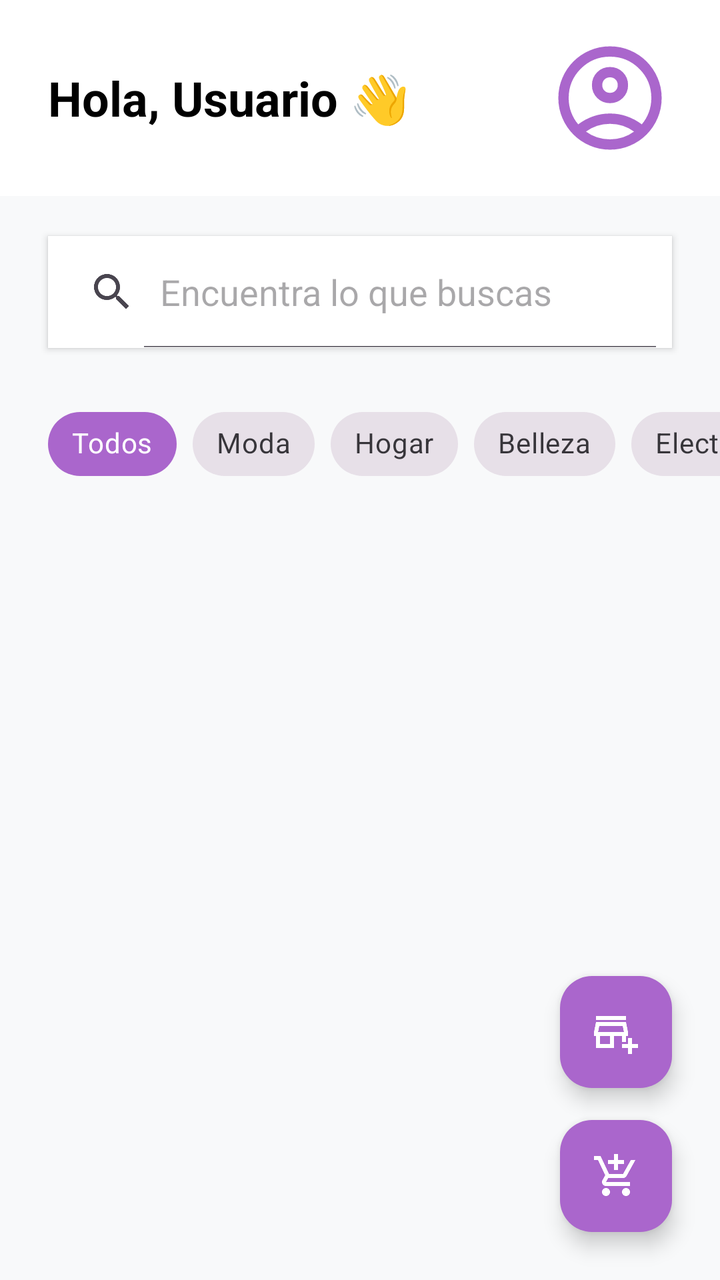
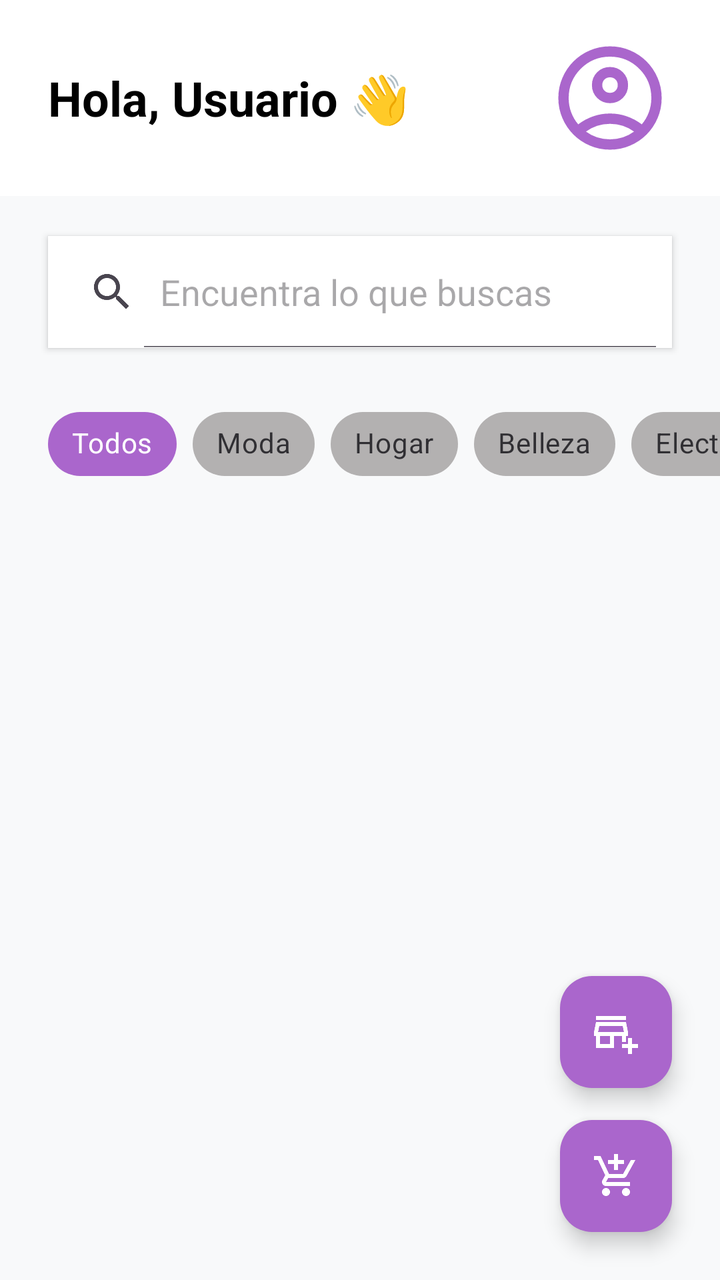

Before-and-after screenshots of an Android layout around one commit, followed by the original layout XML and the change that was made.
<!-- AndroidManifest.xml: application theme Theme.ProyectoIntermodularTFG -->
<!-- res/layout/activity_pantalla_principal.xml -->
<?xml version="1.0" encoding="utf-8"?>
<androidx.constraintlayout.widget.ConstraintLayout xmlns:android="http://schemas.android.com/apk/res/android"
    xmlns:app="http://schemas.android.com/apk/res-auto"
    xmlns:tools="http://schemas.android.com/tools"
    android:id="@+id/main"
    android:layout_width="match_parent"
    android:layout_height="match_parent"
    android:background="#F8F9FA"
    android:fitsSystemWindows="true"
    tools:context=".vista.Pantalla_principal">

    <LinearLayout
        android:layout_width="match_parent"
        android:layout_height="match_parent"
        android:orientation="vertical">

        <RelativeLayout
            android:id="@+id/layoutHeader"
            android:layout_width="match_parent"
            android:layout_height="wrap_content"
            android:paddingHorizontal="24dp"
            android:paddingTop="16dp"
            android:paddingBottom="20dp"
            android:background="@color/white">

            <LinearLayout
                android:layout_width="wrap_content"
                android:layout_height="wrap_content"
                android:layout_alignParentStart="true"
                android:layout_centerVertical="true"
                android:layout_toStartOf="@+id/ivUserProfile"
                android:orientation="vertical">

                <TextView
                    android:id="@+id/tvBienvenida"
                    android:layout_width="wrap_content"
                    android:layout_height="wrap_content"
                    android:text="Hola, Usuario 👋"
                    android:textColor="@color/black"
                    android:textSize="24sp"
                    android:textStyle="bold" />
            </LinearLayout>

            <ImageView
                android:id="@+id/ivUserProfile"
                android:layout_width="62dp"
                android:layout_height="62dp"
                android:layout_alignParentEnd="true"
                android:layout_centerVertical="true"
                android:contentDescription="Ir al perfil"
                android:scaleType="fitCenter"
                android:src="@drawable/outline_account_circle"
                app:tint="@android:color/holo_purple" />
        </RelativeLayout>

        <SearchView
            android:id="@+id/searchProducts"
            android:layout_width="match_parent"
            android:layout_height="56dp"
            android:layout_marginStart="24dp"
            android:layout_marginEnd="24dp"
            android:layout_marginTop="20dp"
            android:layout_marginBottom="24dp"
            android:elevation="2dp"
            android:background="@android:color/white"
            android:iconifiedByDefault="false"
            android:queryHint="Encuentra lo que buscas" />

        <HorizontalScrollView
            android:id="@+id/scrollCategorias"
            android:layout_width="match_parent"
            android:layout_height="wrap_content"
            android:layout_marginBottom="16dp"
            android:scrollbars="none">

            <com.google.android.material.chip.ChipGroup
                android:id="@+id/chipGroupCategorias"
                android:layout_width="wrap_content"
                android:layout_height="wrap_content"
                android:paddingStart="24dp"
                android:paddingEnd="24dp"
                app:singleLine="true"
                app:singleSelection="true">

                <com.google.android.material.chip.Chip
                    android:id="@+id/chipTodos"
                    style="@style/Widget.MaterialComponents.Chip.Choice"
                    android:layout_width="wrap_content"
                    android:layout_height="wrap_content"
                    android:checked="true"
                    android:text="Todos"
                    app:chipBackgroundColor="@android:color/holo_purple"
                    android:textColor="@color/white" />

                <com.google.android.material.chip.Chip
                    android:id="@+id/chipModa"
                    style="@style/Widget.MaterialComponents.Chip.Choice"
                    android:layout_width="wrap_content"
                    android:layout_height="wrap_content"
                    android:text="Moda" />

                <com.google.android.material.chip.Chip
                    android:id="@+id/chipHogar"
                    style="@style/Widget.MaterialComponents.Chip.Choice"
                    android:layout_width="wrap_content"
                    android:layout_height="wrap_content"
                    android:text="Hogar" />

                <com.google.android.material.chip.Chip
                    android:id="@+id/chipBelleza"
                    style="@style/Widget.MaterialComponents.Chip.Choice"
                    android:layout_width="wrap_content"
                    android:layout_height="wrap_content"
                    android:text="Belleza" />

                <com.google.android.material.chip.Chip
                    android:id="@+id/chipElectronica"
                    style="@style/Widget.MaterialComponents.Chip.Choice"
                    android:layout_width="wrap_content"
                    android:layout_height="wrap_content"
                    android:text="Electrónica" />
            </com.google.android.material.chip.ChipGroup>
        </HorizontalScrollView>

        <androidx.recyclerview.widget.RecyclerView
            android:id="@+id/rvProducts"
            android:layout_width="match_parent"
            android:layout_height="0dp"
            android:layout_weight="1"
            android:paddingHorizontal="16dp"
            android:clipToPadding="false"
            app:layoutManager="androidx.recyclerview.widget.GridLayoutManager"
            app:spanCount="2"
            tools:listitem="@layout/recycler_view_item_pantalla_principal" />

    </LinearLayout>

    <com.google.android.material.floatingactionbutton.FloatingActionButton
        android:id="@+id/fabCart"
        android:layout_width="wrap_content"
        android:layout_height="wrap_content"
        android:layout_margin="24dp"
        android:src="@drawable/outline_add_shopping_cart_24"
        app:backgroundTint="@android:color/holo_purple"
        app:layout_constraintBottom_toBottomOf="parent"
        app:layout_constraintEnd_toEndOf="parent"
        app:tint="@color/white"
        android:contentDescription="Ir al carrito" />

    <com.google.android.material.floatingactionbutton.FloatingActionButton
        android:id="@+id/fabSell"
        android:layout_width="wrap_content"
        android:layout_height="wrap_content"
        android:layout_marginBottom="16dp"
        android:contentDescription="Publicar producto"
        android:src="@drawable/outline_add_business_24"
        app:backgroundTint="@android:color/holo_purple"
        app:fabSize="mini"
        app:layout_constraintBottom_toTopOf="@+id/fabCart"
        app:layout_constraintEnd_toEndOf="@+id/fabCart"
        app:layout_constraintStart_toStartOf="@+id/fabCart"
        app:tint="@android:color/white" />

    <include
        android:id="@+id/detalle_producto_overlay"
        layout="@layout/layout_detalle_producto_pantalla_principal"
        android:layout_width="match_parent"
        android:layout_height="match_parent"
        android:visibility="gone" />

</androidx.constraintlayout.widget.ConstraintLayout>
<!-- res/layout/recycler_view_item_pantalla_principal.xml (included above) -->
<?xml version="1.0" encoding="utf-8"?>
<com.google.android.material.card.MaterialCardView xmlns:android="http://schemas.android.com/apk/res/android"
    xmlns:app="http://schemas.android.com/apk/res-auto"
    android:layout_width="match_parent"
    android:layout_height="wrap_content"
    android:layout_margin="8dp"
    app:cardCornerRadius="12dp"
    app:cardElevation="4dp"
    app:cardBackgroundColor="@color/white">

  <LinearLayout
      android:layout_width="match_parent"
      android:layout_height="wrap_content"
      android:orientation="vertical">

    <ImageView
        android:id="@+id/ivProductoImagen"
        android:layout_width="match_parent"
        android:layout_height="180dp"
        android:scaleType="centerCrop" />

    <LinearLayout
        android:layout_width="match_parent"
        android:layout_height="wrap_content"
        android:orientation="vertical"
        android:padding="12dp">

      <TextView
          android:id="@+id/tvProductoNombre"
          android:layout_width="match_parent"
          android:layout_height="wrap_content"
          android:ellipsize="end"
          android:maxLines="2"
          android:text="Nombre del Producto muy largo para probar"
          android:textColor="@color/black"
          android:textSize="16sp"
          android:textStyle="bold" />

      <TextView
          android:id="@+id/tvProductoCategoria"
          android:layout_width="wrap_content"
          android:layout_height="wrap_content"
          android:layout_marginTop="4dp"
          android:text="Categoría: Moda"
          android:textColor="@android:color/darker_gray"
          android:textSize="12sp" />

      <RelativeLayout
          android:layout_width="match_parent"
          android:layout_height="wrap_content"
          android:layout_marginTop="8dp">

        <TextView
            android:id="@+id/tvProductoPrecio"
            android:layout_width="wrap_content"
            android:layout_height="wrap_content"
            android:layout_alignParentStart="true"
            android:layout_centerVertical="true"
            android:text="29.99 €"
            android:textColor="@color/black"
            android:textSize="18sp"
            android:textStyle="bold" />

      </RelativeLayout>

    </LinearLayout>
  </LinearLayout>
</com.google.android.material.card.MaterialCardView>
<!-- res/layout/layout_detalle_producto_pantalla_principal.xml (included above) -->
<?xml version="1.0" encoding="utf-8"?>
<ScrollView xmlns:android="http://schemas.android.com/apk/res/android"
    xmlns:app="http://schemas.android.com/apk/res-auto"
    android:layout_width="match_parent"
    android:layout_height="match_parent"
    android:fillViewport="true"
    android:background="#CC000000"
    android:clickable="true"
    android:focusable="true">

    <LinearLayout
        android:layout_width="match_parent"
        android:layout_height="wrap_content"
        android:orientation="vertical"
        android:padding="24dp"
        android:layout_marginTop="50dp"
        android:layout_marginHorizontal="16dp"
        android:background="@drawable/redondeado_de_ventanas"
        android:elevation="8dp">

        <RelativeLayout
            android:layout_width="match_parent"
            android:layout_height="320dp">

            <com.google.android.material.card.MaterialCardView
                android:layout_width="match_parent"
                android:layout_height="match_parent"
                app:cardCornerRadius="24dp"
                app:cardElevation="0dp">

                <ImageView
                    android:id="@+id/ivDetalleImagen"
                    android:layout_width="match_parent"
                    android:layout_height="match_parent"
                    android:scaleType="centerCrop" />
            </com.google.android.material.card.MaterialCardView>

            <ImageButton
                android:id="@+id/btnCerrarDetalle"
                android:layout_width="40dp"
                android:layout_height="40dp"
                android:layout_alignParentEnd="true"
                android:layout_alignParentTop="true"
                android:layout_margin="12dp"
                android:src="@android:drawable/ic_menu_close_clear_cancel"
                app:tint="@color/black"
                android:elevation="5dp"
                android:contentDescription="Cerrar detalle" />
        </RelativeLayout>

        <TextView
            android:id="@+id/tvDetalleNombre"
            android:layout_width="match_parent"
            android:layout_height="wrap_content"
            android:layout_marginTop="20dp"
            android:textColor="@color/black"
            android:textSize="28sp"
            android:textStyle="bold"
            android:text="Nombre del Producto" />

        <LinearLayout
            android:layout_width="match_parent"
            android:layout_height="wrap_content"
            android:orientation="horizontal"
            android:gravity="center_vertical"
            android:layout_marginTop="4dp">

            <RatingBar
                android:id="@+id/rbMediaValoracion"
                style="?android:attr/ratingBarStyleSmall"
                android:layout_width="wrap_content"
                android:layout_height="wrap_content"
                android:numStars="5"
                android:rating="0"
                android:isIndicator="true"
                android:progressTint="#FFD700" />

            <TextView
                android:id="@+id/tvNumValoraciones"
                android:layout_width="wrap_content"
                android:layout_height="wrap_content"
                android:layout_marginStart="8dp"
                android:text="(0 valoraciones)"
                android:textColor="#888888"
                android:textSize="12sp" />
        </LinearLayout>

        <LinearLayout
            android:layout_width="match_parent"
            android:layout_height="wrap_content"
            android:orientation="horizontal"
            android:gravity="center_vertical"
            android:layout_marginTop="8dp">

            <TextView
                android:id="@+id/tvDetallePrecio"
                android:layout_width="wrap_content"
                android:layout_height="wrap_content"
                android:textColor="@android:color/holo_purple"
                android:textSize="24sp"
                android:textStyle="bold"
                android:text="0.00 €" />

            <View
                android:layout_width="0dp"
                android:layout_height="0dp"
                android:layout_weight="1" />

            <TextView
                android:id="@+id/tvDetalleCategoria"
                android:layout_width="wrap_content"
                android:layout_height="wrap_content"
                android:paddingHorizontal="12dp"
                android:paddingVertical="6dp"
                android:textColor="@android:color/holo_purple"
                android:textSize="12sp"
                android:textStyle="bold"
                android:text="CATEGORÍA" />
        </LinearLayout>

        <LinearLayout
            android:layout_width="match_parent"
            android:layout_height="wrap_content"
            android:orientation="horizontal"
            android:layout_marginTop="16dp"
            android:gravity="center_vertical">

            <ImageView
                android:layout_width="20dp"
                android:layout_height="20dp"
                android:src="@android:drawable/ic_menu_myplaces"
                app:tint="#666666" />

            <TextView
                android:id="@+id/tvDetalleVendedor"
                android:layout_width="wrap_content"
                android:layout_height="wrap_content"
                android:layout_marginStart="8dp"
                android:text="Vendido por: Usuario"
                android:textColor="#666666"
                android:textSize="14sp" />
        </LinearLayout>

        <View
            android:layout_width="match_parent"
            android:layout_height="1dp"
            android:background="#DDDDDD"
            android:layout_marginVertical="20dp" />

        <TextView
            android:id="@+id/tvDetalleStock"
            android:layout_width="match_parent"
            android:layout_height="wrap_content"
            android:text="Stock disponible: 0 unidades"
            android:textColor="@color/black"
            android:textSize="14sp" />

        <TextView
            android:id="@+id/tvAlertaStock"
            android:layout_width="match_parent"
            android:layout_height="wrap_content"
            android:text="¡Últimas unidades disponibles!"
            android:textColor="#E53935"
            android:textSize="12sp"
            android:textStyle="bold"
            android:visibility="gone" />

        <TextView
            android:layout_width="match_parent"
            android:layout_height="wrap_content"
            android:layout_marginTop="20dp"
            android:text="Descripción"
            android:textStyle="bold"
            android:textColor="@color/black"
            android:textSize="18sp" />

        <TextView
            android:id="@+id/tvDetalleDescripcion"
            android:layout_width="match_parent"
            android:layout_height="wrap_content"
            android:layout_marginTop="8dp"
            android:lineSpacingExtra="4dp"
            android:textColor="#555555"
            android:textSize="15sp"
            android:text="Breve descripción del producto..." />

        <View
            android:layout_width="match_parent"
            android:layout_height="1dp"
            android:background="#EEEEEE"
            android:layout_marginTop="24dp" />

        <TextView
            android:layout_width="match_parent"
            android:layout_height="wrap_content"
            android:layout_marginTop="16dp"
            android:text="¿Qué te ha parecido este producto?"
            android:textAlignment="center"
            android:textStyle="italic"
            android:textColor="@color/black"
            android:textSize="14sp" />

        <RatingBar
            android:id="@+id/rbUsuarioValoracion"
            android:layout_width="wrap_content"
            android:layout_height="wrap_content"
            android:layout_gravity="center_horizontal"
            android:layout_marginTop="8dp"
            android:numStars="5"
            android:stepSize="1"
            android:progressTint="@android:color/holo_purple" />

        <com.google.android.material.button.MaterialButton
            android:id="@+id/btnAgregarAlCarrito"
            android:layout_width="match_parent"
            android:layout_height="60dp"
            android:layout_marginTop="24dp"
            android:text="AÑADIR AL CARRITO"
            android:textStyle="bold"
            app:cornerRadius="16dp"
            app:backgroundTint="@android:color/holo_purple" />

        <View
            android:layout_width="match_parent"
            android:layout_height="100dp"
            android:background="@android:color/transparent" />

    </LinearLayout>
</ScrollView>
<!-- resources referenced by this layout -->
<resources>
  <color name="black">#FF000000</color>
  <color name="white">#FFFFFFFF</color>
  <!-- drawable outline_account_circle (drawable) -->
  <vector xmlns:android="http://schemas.android.com/apk/res/android" android:height="24dp" android:tint="#000000" android:viewportHeight="960" android:viewportWidth="960" android:width="24dp">
        
      <path android:fillColor="@android:color/white" android:pathData="M234,684Q285,645 348,622.5Q411,600 480,600Q549,600 612,622.5Q675,645 726,684Q761,643 780.5,591Q800,539 800,480Q800,347 706.5,253.5Q613,160 480,160Q347,160 253.5,253.5Q160,347 160,480Q160,539 179.5,591Q199,643 234,684ZM380.5,479.5Q340,439 340,380Q340,321 380.5,280.5Q421,240 480,240Q539,240 579.5,280.5Q620,321 620,380Q620,439 579.5,479.5Q539,520 480,520Q421,520 380.5,479.5ZM480,880Q397,880 324,848.5Q251,817 197,763Q143,709 111.5,636Q80,563 80,480Q80,397 111.5,324Q143,251 197,197Q251,143 324,111.5Q397,80 480,80Q563,80 636,111.5Q709,143 763,197Q817,251 848.5,324Q880,397 880,480Q880,563 848.5,636Q817,709 763,763Q709,817 636,848.5Q563,880 480,880ZM580,784.5Q627,769 666,740Q627,711 580,695.5Q533,680 480,680Q427,680 380,695.5Q333,711 294,740Q333,769 380,784.5Q427,800 480,800Q533,800 580,784.5ZM523,423Q540,406 540,380Q540,354 523,337Q506,320 480,320Q454,320 437,337Q420,354 420,380Q420,406 437,423Q454,440 480,440Q506,440 523,423ZM480,380Q480,380 480,380Q480,380 480,380Q480,380 480,380Q480,380 480,380Q480,380 480,380Q480,380 480,380Q480,380 480,380Q480,380 480,380ZM480,740Q480,740 480,740Q480,740 480,740Q480,740 480,740Q480,740 480,740Q480,740 480,740Q480,740 480,740Q480,740 480,740Q480,740 480,740Z"/>
      
  </vector>
  <!-- drawable outline_add_business_24 (drawable) -->
  <vector xmlns:android="http://schemas.android.com/apk/res/android" android:height="24dp" android:tint="#000000" android:viewportHeight="960" android:viewportWidth="960" android:width="24dp">
        
      <path android:fillColor="@android:color/white" android:pathData="M720,920L720,800L600,800L600,720L720,720L720,600L800,600L800,720L920,720L920,800L800,800L800,920L720,920ZM80,800L80,560L40,560L40,480L80,280L680,280L720,480L720,560L680,560L680,680L600,680L600,560L440,560L440,800L80,800ZM160,720L360,720L360,560L160,560L160,720ZM122,480L122,480L638,480L638,480L122,480ZM80,240L80,160L680,160L680,240L80,240ZM122,480L638,480L614,360L146,360L122,480Z"/>
      
  </vector>
  <!-- drawable outline_add_shopping_cart_24 (drawable) -->
  <vector xmlns:android="http://schemas.android.com/apk/res/android" android:height="24dp" android:tint="#000000" android:viewportHeight="960" android:viewportWidth="960" android:width="24dp">
        
      <path android:fillColor="@android:color/white" android:pathData="M440,360L440,240L320,240L320,160L440,160L440,40L520,40L520,160L640,160L640,240L520,240L520,360L440,360ZM223.5,856.5Q200,833 200,800Q200,767 223.5,743.5Q247,720 280,720Q313,720 336.5,743.5Q360,767 360,800Q360,833 336.5,856.5Q313,880 280,880Q247,880 223.5,856.5ZM623.5,856.5Q600,833 600,800Q600,767 623.5,743.5Q647,720 680,720Q713,720 736.5,743.5Q760,767 760,800Q760,833 736.5,856.5Q713,880 680,880Q647,880 623.5,856.5ZM40,160L40,80L171,80L341,440L621,440Q621,440 621,440Q621,440 621,440L777,160L868,160L692,478Q681,498 662.5,509Q644,520 622,520L324,520L280,600Q280,600 280,600Q280,600 280,600L760,600L760,680L280,680Q235,680 211.5,641Q188,602 210,562L264,464L120,160L40,160Z"/>
      
  </vector>
  <!-- drawable redondeado_de_ventanas (drawable) -->
  <?xml version="1.0" encoding="utf-8"?>
  <shape xmlns:android="http://schemas.android.com/apk/res/android">
      <solid android:color="@android:color/white" />
      <corners
          android:topLeftRadius="30dp"
          android:topRightRadius="30dp" />
  </shape>
  <style name="Theme.ProyectoIntermodularTFG" parent="Base.Theme.ProyectoIntermodularTFG" />
  <style name="Base.Theme.ProyectoIntermodularTFG" parent="Theme.Material3.DayNight.NoActionBar">
          
          
      </style>
</resources>

<!-- the commit's change to res/layout/activity_pantalla_principal.xml (unified diff, before → after) -->
@@ -64,7 +64,8 @@
             android:elevation="2dp"
             android:background="@android:color/white"
             android:iconifiedByDefault="false"
-            android:queryHint="Encuentra lo que buscas" />
+            android:queryHint="Encuentra lo que buscas"
+            android:textColor="@color/cardview_dark_background"/>
 
         <HorizontalScrollView
             android:id="@+id/scrollCategorias"
@@ -97,6 +98,7 @@
                     style="@style/Widget.MaterialComponents.Chip.Choice"
                     android:layout_width="wrap_content"
                     android:layout_height="wrap_content"
+                    android:backgroundTint="#B3B1B1"
                     android:text="Moda" />
 
                 <com.google.android.material.chip.Chip
@@ -104,6 +106,7 @@
                     style="@style/Widget.MaterialComponents.Chip.Choice"
                     android:layout_width="wrap_content"
                     android:layout_height="wrap_content"
+                    android:backgroundTint="#B3B1B1"
                     android:text="Hogar" />
 
                 <com.google.android.material.chip.Chip
@@ -111,6 +114,7 @@
                     style="@style/Widget.MaterialComponents.Chip.Choice"
                     android:layout_width="wrap_content"
                     android:layout_height="wrap_content"
+                    android:backgroundTint="#B3B1B1"
                     android:text="Belleza" />
 
                 <com.google.android.material.chip.Chip
@@ -118,6 +122,7 @@
                     style="@style/Widget.MaterialComponents.Chip.Choice"
                     android:layout_width="wrap_content"
                     android:layout_height="wrap_content"
+                    android:backgroundTint="#B3B1B1"
                     android:text="Electrónica" />
             </com.google.android.material.chip.ChipGroup>
         </HorizontalScrollView>
